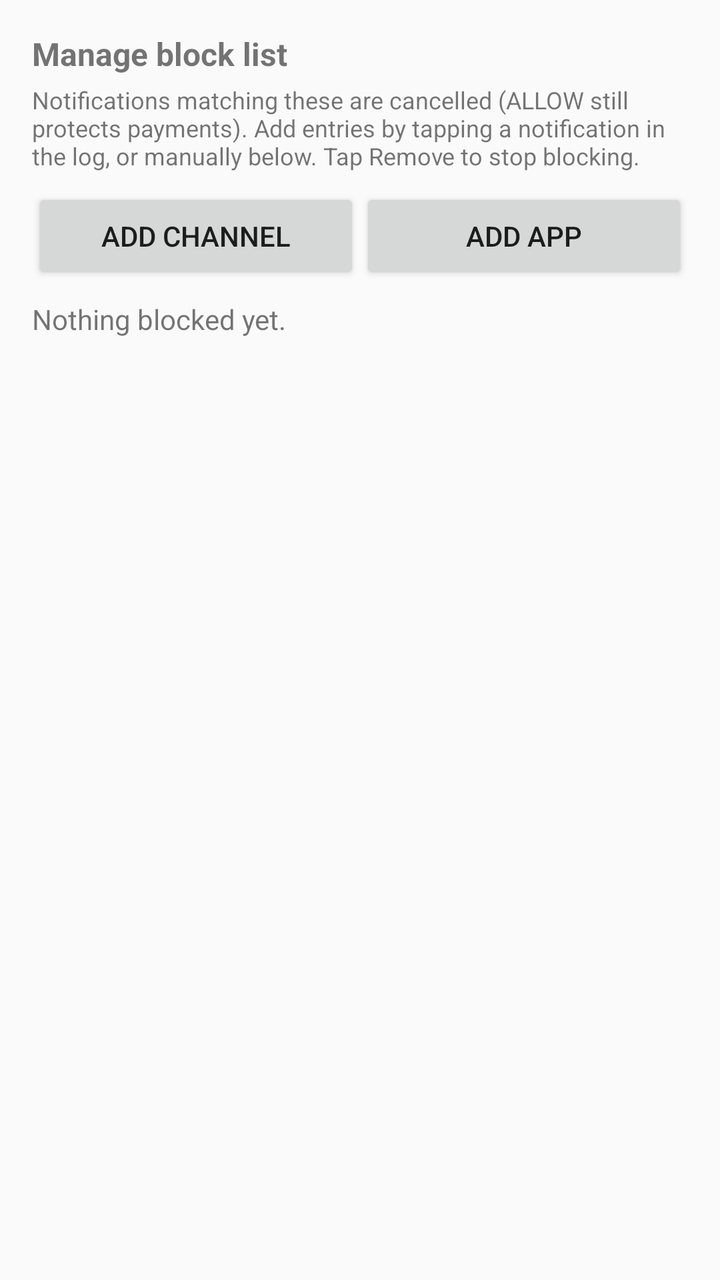
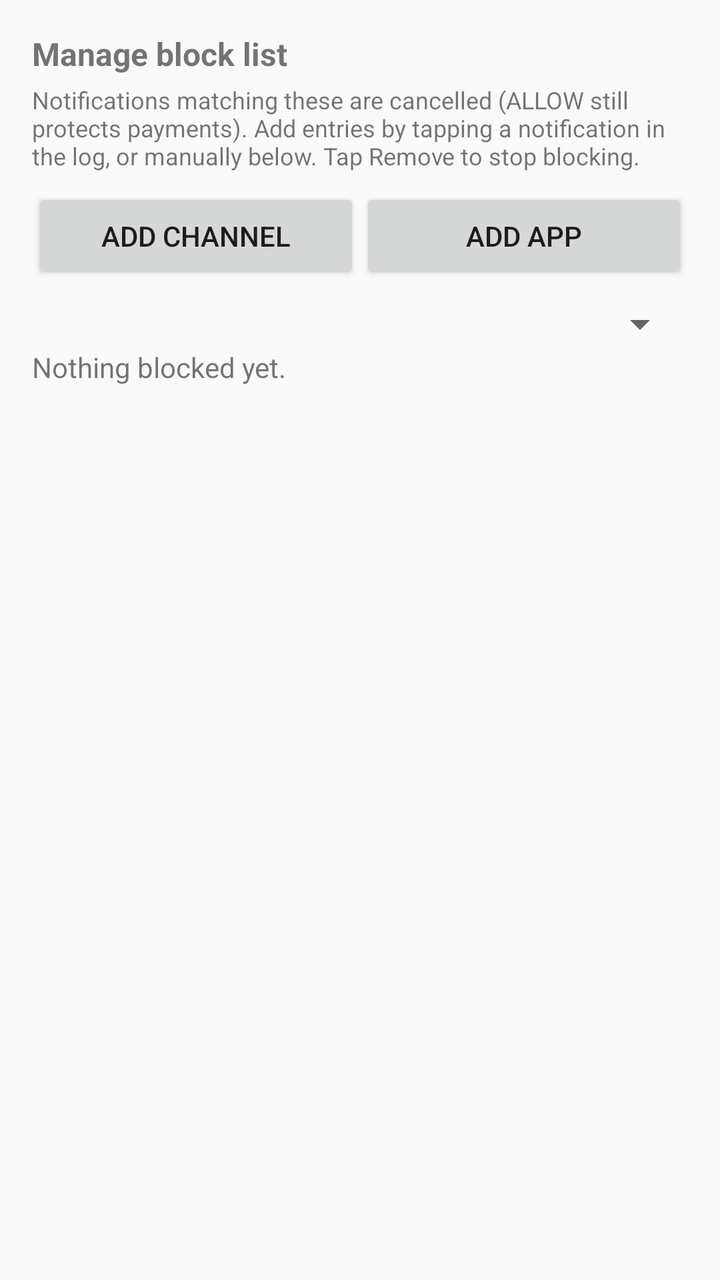

Compare the two renders of this Android layout. The source of the first and the diff that turns it into the second are given below.
<!-- AndroidManifest.xml: application theme Theme.NotifSilencer -->
<!-- res/layout/activity_manageblock.xml -->
<?xml version="1.0" encoding="utf-8"?>
<LinearLayout xmlns:android="http://schemas.android.com/apk/res/android"
    android:layout_width="match_parent"
    android:layout_height="match_parent"
    android:orientation="vertical"
    android:padding="16dp">

    <TextView
        android:layout_width="match_parent"
        android:layout_height="wrap_content"
        android:text="@string/manage_block"
        android:textStyle="bold"
        android:textSize="16sp" />

    <TextView
        android:layout_width="match_parent"
        android:layout_height="wrap_content"
        android:paddingTop="4dp"
        android:paddingBottom="8dp"
        android:textSize="12sp"
        android:text="@string/manage_block_help" />

    <LinearLayout
        android:layout_width="match_parent"
        android:layout_height="wrap_content"
        android:orientation="horizontal"
        android:paddingBottom="8dp">

        <Button
            android:id="@+id/btnAddChannel"
            android:layout_width="0dp"
            android:layout_weight="1"
            android:layout_height="wrap_content"
            android:text="@string/add_channel" />

        <Button
            android:id="@+id/btnAddApp"
            android:layout_width="0dp"
            android:layout_weight="1"
            android:layout_height="wrap_content"
            android:text="@string/add_app" />
    </LinearLayout>

    <TextView
        android:id="@+id/emptyView"
        android:layout_width="match_parent"
        android:layout_height="wrap_content"
        android:text="@string/block_list_empty" />

    <ListView
        android:id="@+id/blockList"
        android:layout_width="match_parent"
        android:layout_height="0dp"
        android:layout_weight="1" />
</LinearLayout>
<!-- resources referenced by this layout -->
<resources>
  <string name="add_app">Add app</string>
  <string name="add_channel">Add channel</string>
  <string name="block_list_empty">Nothing blocked yet.</string>
  <string name="manage_block">Manage block list</string>
  <string name="manage_block_help">Notifications matching these are cancelled (ALLOW still protects payments). Add entries by tapping a notification in the log, or manually below. Tap Remove to stop blocking.</string>
  <style name="Theme.NotifSilencer" parent="@android:style/Theme.Material.Light" />
</resources>

<!-- the commit's change to res/layout/activity_manageblock.xml (unified diff, before → after) -->
@@ -41,6 +41,12 @@
             android:text="@string/add_app" />
     </LinearLayout>
 
+    <Spinner
+        android:id="@+id/typeFilter"
+        android:layout_width="match_parent"
+        android:layout_height="wrap_content"
+        android:paddingBottom="4dp" />
+
     <TextView
         android:id="@+id/emptyView"
         android:layout_width="match_parent"
